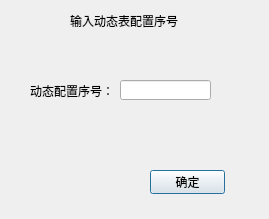
The window that ui/dynamictable.ui (JcypVacant/-experiment-process-config) describes before a commit, drawn with Qt 5.
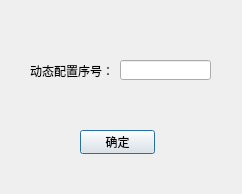
The same window after the commit.

What changed in the file:
```diff
--- a/ui/dynamictable.ui
+++ b/ui/dynamictable.ui
@@ -6,8 +6,8 @@
    <rect>
     <x>0</x>
     <y>0</y>
-    <width>269</width>
-    <height>219</height>
+    <width>242</width>
+    <height>194</height>
    </rect>
   </property>
   <property name="windowTitle">
@@ -16,8 +16,8 @@
   <widget class="QPushButton" name="dynamic_pushButton">
    <property name="geometry">
     <rect>
-     <x>150</x>
-     <y>170</y>
+     <x>80</x>
+     <y>130</y>
      <width>75</width>
      <height>24</height>
     </rect>
@@ -30,7 +30,7 @@
    <property name="geometry">
     <rect>
      <x>120</x>
-     <y>80</y>
+     <y>60</y>
      <width>91</width>
      <height>20</height>
     </rect>
@@ -40,7 +40,7 @@
    <property name="geometry">
     <rect>
      <x>30</x>
-     <y>80</y>
+     <y>60</y>
      <width>81</width>
      <height>21</height>
     </rect>
@@ -49,19 +49,6 @@
     <string>动态配置序号：</string>
    </property>
   </widget>
-  <widget class="QLabel" name="label_2">
-   <property name="geometry">
-    <rect>
-     <x>70</x>
-     <y>10</y>
-     <width>111</width>
-     <height>21</height>
-    </rect>
-   </property>
-   <property name="text">
-    <string>输入动态表配置序号</string>
-   </property>
-  </widget>
  </widget>
  <resources/>
  <connections/>
```
